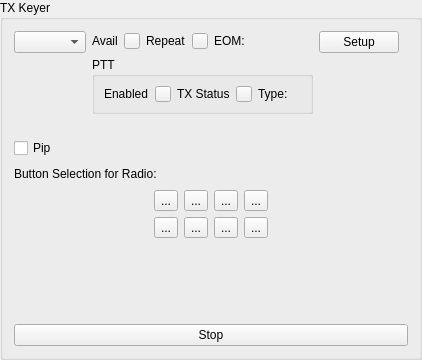
The window that mqt/MqtLogger/txvmbuttonsframe.ui (Rsclub22/Minos2-Mirror) describes before a commit, drawn with Qt 5.
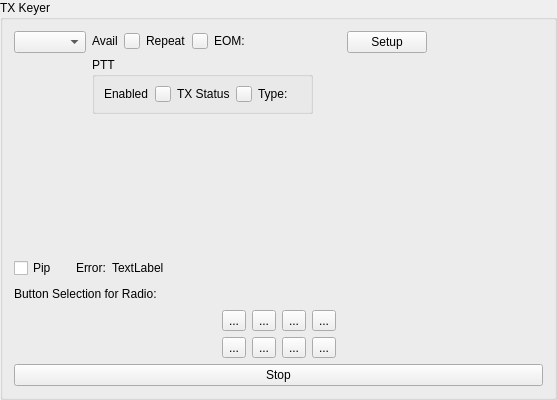
The same window after the commit.

Diff of the .ui file:
```diff
--- a/mqt/MqtLogger/txvmbuttonsframe.ui
+++ b/mqt/MqtLogger/txvmbuttonsframe.ui
@@ -6,8 +6,8 @@
    <rect>
     <x>0</x>
     <y>0</y>
-    <width>422</width>
-    <height>360</height>
+    <width>557</width>
+    <height>400</height>
    </rect>
   </property>
   <property name="windowTitle">
@@ -307,6 +307,8 @@
     </layout>
    </item>
    <item>
+    <layout class="QHBoxLayout" name="horizontalLayout_17">
+     <item>
     <layout class="QHBoxLayout" name="horizontalLayout_7">
      <item>
       <widget class="QCheckBox" name="pipCb">
@@ -322,6 +324,39 @@
        </property>
       </widget>
      </item>
+       <item>
+        <layout class="QHBoxLayout" name="horizontalLayout_15">
+         <item>
+          <widget class="QLabel" name="errorTitleLabel">
+           <property name="text">
+            <string>Error:</string>
+           </property>
+          </widget>
+         </item>
+         <item>
+          <widget class="QLabel" name="errorMeassageLabel">
+           <property name="text">
+            <string>TextLabel</string>
+           </property>
+          </widget>
+         </item>
+         <item>
+          <spacer name="horizontalSpacer_9">
+           <property name="orientation">
+            <enum>Qt::Horizontal</enum>
+           </property>
+           <property name="sizeHint" stdset="0">
+            <size>
+             <width>40</width>
+             <height>20</height>
+            </size>
+           </property>
+          </spacer>
+         </item>
+        </layout>
+       </item>
+      </layout>
+     </item>
     </layout>
    </item>
    <item>
@@ -473,27 +508,18 @@
        </item>
       </layout>
      </item>
-    </layout>
-   </item>
    <item>
-    <spacer name="verticalSpacer_5">
-     <property name="orientation">
-      <enum>Qt::Vertical</enum>
-     </property>
-     <property name="sizeHint" stdset="0">
-      <size>
-       <width>20</width>
-       <height>40</height>
-      </size>
-     </property>
-    </spacer>
-   </item>
+      <layout class="QHBoxLayout" name="horizontalLayout_16">
    <item>
     <widget class="QPushButton" name="vmStopPb">
      <property name="text">
       <string>Stop</string>
      </property>
     </widget>
+       </item>
+      </layout>
+     </item>
+    </layout>
    </item>
   </layout>
  </widget>
```
Lines whose indentation alone changed are shown as unchanged.
